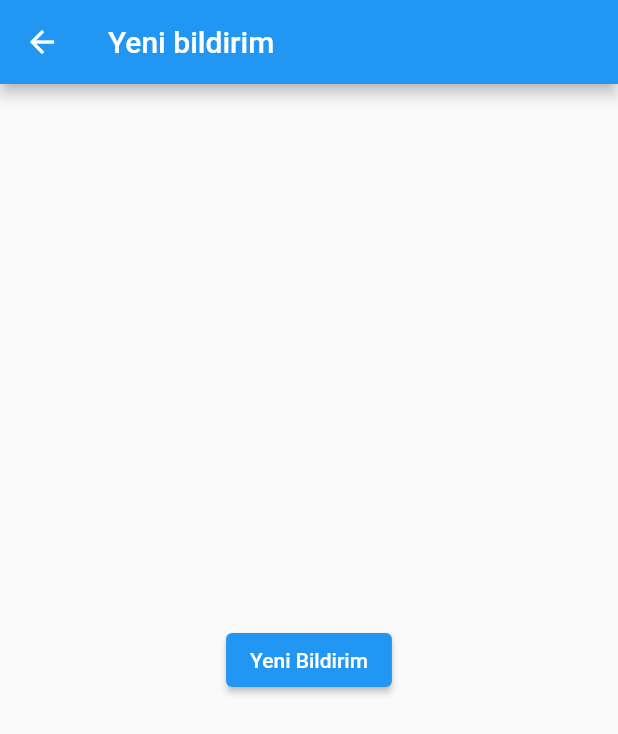
After one commit to F-29-BOOTCAMP/patheern, a Flutter app: the NotificationBox_ screen opened directly, after a tap on "Yeni Bildirim", on a phone screen of 412 x 824 dp. The commit adds this screen. Shown: the top 734 px of the screen. Run offline on Flutter 3.47's test engine with Material 2 defaults, Android fonts, the light colour scheme and no system bars; our stand-ins replace cloud_firestore, firebase_auth, firebase_core, flutter_local_notifications, flutter_svg, font_awesome_flutter and 2 more; accounts and stored records are empty.

Commit message:
bildirim ekranı ayarlandı

```diff
--- /dev/null
+++ b/lib/Service/notifi_service.dart
@@ -0,0 +1,46 @@
+import 'package:flutter_local_notifications/flutter_local_notifications.dart';
+
+class NotificationService {
+  final FlutterLocalNotificationsPlugin notificationsPlugin =
+      FlutterLocalNotificationsPlugin();
+
+  Future<void> initNotification() async {
+    const AndroidInitializationSettings initializationSettingsAndroid =
+        AndroidInitializationSettings('@mipmap/ic_launcher');
+
+    final InitializationSettings initializationSettings = InitializationSettings(
+      android: initializationSettingsAndroid,
+    );
+
+    await notificationsPlugin.initialize(
+      initializationSettings,
+    );
+  }
+
+  NotificationDetails notificationDetails() {
+    final AndroidNotificationDetails androidNotificationDetails =
+        const AndroidNotificationDetails(
+            'channelId', 'channelName', importance: Importance.max);
+
+    final NotificationDetails notificationDetails = NotificationDetails(
+      android: androidNotificationDetails,
+    );
+
+    return notificationDetails;
+  }
+
+  Future<void> showNotification({
+    int id = 0,
+    String? title,
+    String? body,
+    String? payLoad,
+  }) async {
+    await notificationsPlugin.show(
+      id,
+      title,
+      body,
+      notificationDetails(),
+      payload: payLoad,
+    );
+  }
+}
--- /dev/null
+++ b/lib/Service/notification_box.dart
@@ -0,0 +1,41 @@
+import 'package:flutter/material.dart';
+import 'package:patheern/Service/notifi_service.dart';
+
+class NotificationBox_ extends StatefulWidget {
+  const NotificationBox_({Key? key, required this.title}) : super(key: key);
+
+  final String title;
+
+  @override
+  _NotificationBox_State createState() => _NotificationBox_State();
+}
+
+class _NotificationBox_State extends State<NotificationBox_> {
+  final NotificationService _notificationService = NotificationService();
+
+  @override
+  void initState() {
+    super.initState();
+    _notificationService.initNotification();
+  }
+
+  @override
+  Widget build(BuildContext context) {
+    return Scaffold(
+      appBar: AppBar(
+        title: Text(widget.title),
+      ),
+      body: Center(
+        child: ElevatedButton(
+          child: const Text('Yeni Bildirim'),
+          onPressed: () {
+            _notificationService.showNotification(
+              title: 'Patheern 1 yeni iş ilanı',
+              body: 'İstanbul konumunda tercihlerinizle eşleşen 1 yeni iş ilanı var.',
+            );
+          },
+        ),
+      ),
+    );
+  }
+}
--- a/lib/page/menu_page/notification_page.dart
+++ b/lib/page/menu_page/notification_page.dart
@@ -1,11 +1,12 @@
 import 'package:flutter/material.dart';
+import 'package:patheern/Service/notification_box.dart';
 
 class BildirimSayfasi extends StatelessWidget {
   @override
   Widget build(BuildContext context) {
     return Scaffold(
       appBar: AppBar(
-                backgroundColor: Color(0xFFFA5805),
+        backgroundColor: Color(0xFFFA5805),
         title: Text('Bildirimler'),
       ),
       body: Padding(
@@ -27,7 +28,12 @@ class BildirimSayfasi extends StatelessWidget {
               ),
               trailing: Icon(Icons.arrow_forward_ios),
               onTap: () {
-                // Bildirime tıklanıldığında yapılacak işlemler
+                Navigator.push(
+                  context,
+                  MaterialPageRoute(builder: (context) => NotificationBox_(
+                    title: 'Yeni bildirim',
+                  )),
+                );
               },
             ),
             Divider(),
--- a/lib/splash_screen.dart
+++ b/lib/splash_screen.dart
@@ -11,7 +11,7 @@ class _SplashScreenState extends State<SplashScreen> {
   @override
   void initState() {
     super.initState();
-    Timer(Duration(seconds: 3), () {
+    Timer(Duration(seconds: 4), () {
       // Splash ekranı tamamlandıktan sonra yönlendirme yapılacak sayfaya geçiş yapılabilir.
       Navigator.pushReplacement(
         context,
--- a/pubspec.yaml
+++ b/pubspec.yaml
@@ -53,7 +53,7 @@ dependencies:
   google_sign_in: ^6.1.0
   get_storage: ^2.1.1
   intl: ^0.17.0
-  flutter_local_notifications: ^13.0.0
+  flutter_local_notifications: ^15.1.0
   timeline_tile: ^2.0.0
   flutter_spinkit: ^5.2.0
 
```
Also changed, not shown: lib/page/home_page.dart (deleted, +0 -30 lines), lib/page/notifi_service.dart (deleted, +0 -52 lines), pubspec.lock, 1 other file.
